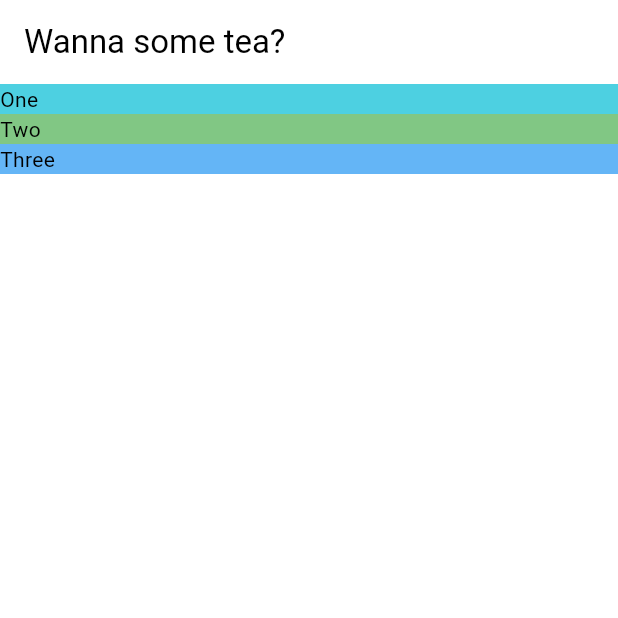
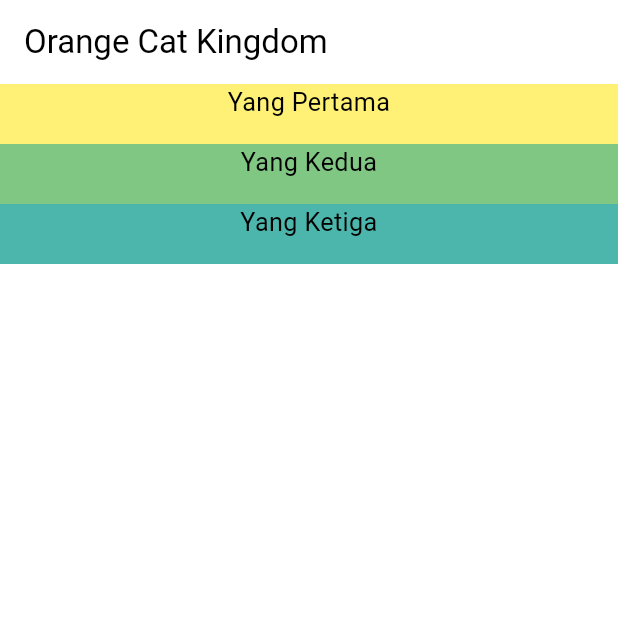
Before and after one commit to waqid/fla, a Flutter app: the screen it shows after launch, on a phone screen of 412 x 824 dp, the top half of it. Run offline on Flutter 3.47's test engine with Material 2 defaults, Android fonts, the phone set to English and light mode, and no system bars.

Commit message:
Creating Your Own StatelessWidget

```diff
--- /dev/null
+++ b/lib/location_detail.dart
@@ -0,0 +1,33 @@
+import 'package:flutter/material.dart';
+
+class LocationDetail extends StatelessWidget {
+  @override
+  Widget build(BuildContext Widget) {
+    return Scaffold(
+      appBar: AppBar(
+        title: Text("Orange Cat Kingdom"),
+      ),
+      body: Column(
+        mainAxisAlignment: MainAxisAlignment.start,
+        crossAxisAlignment: CrossAxisAlignment.stretch,
+        children: [
+          _section("Yang Pertama", Colors.yellow[300]!),
+          _section("Yang Kedua", Colors.green[300]!),
+          _section("Yang Ketiga", Colors.teal[300]!),
+        ],
+      ),
+    );
+  }
+
+  Widget _section(String name, Color color) {
+    return Container(
+      decoration: BoxDecoration(color: color),
+      height: 40,
+      child: Text(
+        name,
+        textScaleFactor: 1.2,
+        textAlign: TextAlign.center,
+      ),
+    );
+  }
+}
--- a/lib/main.dart
+++ b/lib/main.dart
@@ -1,4 +1,5 @@
 import 'package:flutter/material.dart';
+import 'package:fla/location_detail.dart';
 
 void main() {
   return runApp(MaterialApp(
@@ -6,28 +7,6 @@ void main() {
       colorScheme: ColorScheme.fromSwatch(primarySwatch: Colors.blue),
       useMaterial3: true,
     ),
-    home: Scaffold(
-      appBar: AppBar(
-        title: Text("Wanna some tea?"),
-      ),
-      body: Column(
-        mainAxisAlignment: MainAxisAlignment.start,
-        crossAxisAlignment: CrossAxisAlignment.stretch,
-        children: [
-          Container(
-            decoration: BoxDecoration(color: Colors.cyan[300]),
-            child: Text("One"),
-          ),
-          Container(
-            decoration: BoxDecoration(color: Colors.green[300]),
-            child: Text("Two"),
-          ),
-          Container(
-            decoration: BoxDecoration(color: Colors.blue[300]),
-            child: Text("Three"),
-          ),
-        ],
-      ),
-    ),
+    home: LocationDetail(),
   ));
 }
```
